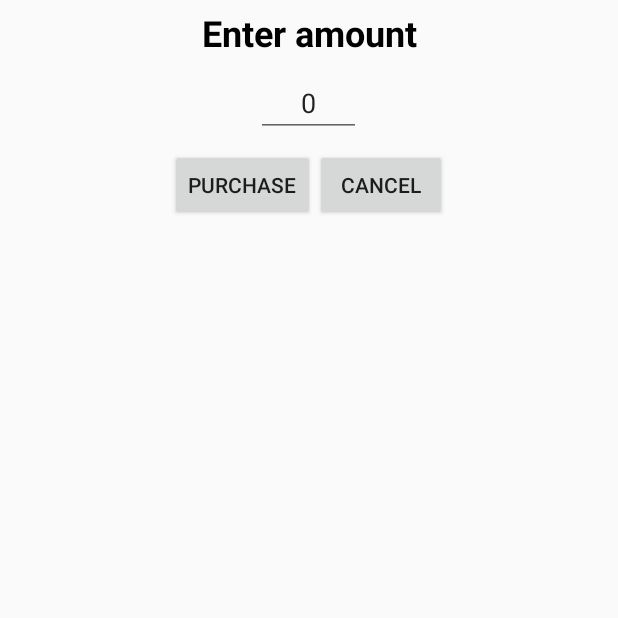
After one commit to TasinIshmam/PrescripXIon2Module, an Android app: the fragment PurchaseDialog shown on its own in the app's theme, on a phone screen of 412 x 824 dp, the top half of it. The commit adds this screen. Run offline under Robolectric (Android 15) with nearby library versions, the phone set to English and light mode, and no system bars.

Commit message:
Added Purchase Fragment and communication interface with calling activity

```diff
--- a/app/src/main/java/com/prescripxion/www/prescripxion2module/CustomFilter.java
+++ b/app/src/main/java/com/prescripxion/www/prescripxion2module/CustomFilter.java
@@ -41,7 +41,7 @@ public class CustomFilter extends Filter{
             {
                 //CHECK
 
-                if(filterList.get(i).toUpperCase().contains(constraint))
+                if(filterList.get(i).toUpperCase().contains(constraint) )
                 {
 
                     //ADD PLAYER TO FILTERED PLAYERS
--- a/app/src/main/java/com/prescripxion/www/prescripxion2module/MainActivity.java
+++ b/app/src/main/java/com/prescripxion/www/prescripxion2module/MainActivity.java
@@ -1,5 +1,6 @@
 package com.prescripxion.www.prescripxion2module;
 
+import android.app.FragmentManager;
 import android.content.Intent;
 import android.content.res.AssetManager;
 import android.os.Bundle;
@@ -28,7 +29,7 @@ import jxl.Workbook;
 
 
 
-public class MainActivity extends AppCompatActivity implements DataTransferInterface {
+public class MainActivity extends AppCompatActivity implements DataTransferInterface, PurchaseDialog.FragmentDataTransferInterface {
 
 
     //CardView Codes:
@@ -95,9 +96,12 @@ public class MainActivity extends AppCompatActivity implements DataTransferInter
             public void onPositionClicked(int position) {
 
 
+                FragmentManager manager = getFragmentManager();
+                PurchaseDialog purchaseDialog = new PurchaseDialog();
 
+                purchaseDialog.show(manager, "TAG");
 
-                Toast.makeText(getApplicationContext(),currentFilteredState.get(position).getName() ,Toast.LENGTH_SHORT).show();
+               // Toast.makeText(getApplicationContext(),currentFilteredState.get(position).getName() ,Toast.LENGTH_SHORT).show();
 
             }
         } );
@@ -265,4 +269,10 @@ public class MainActivity extends AppCompatActivity implements DataTransferInter
     public void setValues(ArrayList<Medicine> dataList) {
         currentFilteredState = dataList;
     }
+
+    @Override
+    public void onPurchaseConfirm(String message) {
+        Toast.makeText(getApplicationContext(),message,Toast.LENGTH_SHORT).show();
+
+    }
 }
--- a/app/src/main/java/com/prescripxion/www/prescripxion2module/NewCustomFilter.java
+++ b/app/src/main/java/com/prescripxion/www/prescripxion2module/NewCustomFilter.java
@@ -31,7 +31,7 @@ public class NewCustomFilter extends Filter{
             for (int i=0;i<filterList.size();i++)
             {
                 //CHECK
-                if(filterList.get(i).getName().toUpperCase().contains(constraint))
+                if(filterList.get(i).getName().toUpperCase().contains(constraint) || filterList.get(i).getDetails().toUpperCase().contains(constraint))
                 {
                     //ADD Medicine TO FILTERED MedicineS
                     filteredMedicines.add(filterList.get(i));
--- /dev/null
+++ b/app/src/main/java/com/prescripxion/www/prescripxion2module/PurchaseDialog.java
@@ -0,0 +1,61 @@
+package com.prescripxion.www.prescripxion2module;
+
+import android.app.DialogFragment;
+import android.os.Bundle;
+import android.support.annotation.Nullable;
+import android.view.LayoutInflater;
+import android.view.View;
+import android.view.ViewGroup;
+import android.widget.Button;
+import android.widget.EditText;
+
+/**
+ * Created by Tasin Ishmam on 12/13/2017.
+ */
+
+public class PurchaseDialog extends DialogFragment implements View.OnClickListener {
+
+
+    Button cancel, confirm;
+    EditText amount;
+
+
+
+    @Override
+    public void onClick(View view) {
+        if(view.getId() == R.id.dialog_cancel_button) {
+            dismiss();
+        }
+        else if(view.getId() == R.id.dialog_confirm_buttom){
+            ((FragmentDataTransferInterface)getActivity()).onPurchaseConfirm( amount.getText().toString());
+            dismiss();
+        }
+    }
+
+
+
+    @Nullable
+    @Override
+    public View onCreateView(LayoutInflater inflater, @Nullable ViewGroup container, Bundle savedInstanceState) {
+        View view = inflater.inflate(R.layout.purchase_dialog, null  );
+
+        cancel = (Button) view.findViewById(R.id.dialog_cancel_button);
+        confirm = (Button) view.findViewById(R.id.dialog_confirm_buttom);
+        amount = (EditText) view.findViewById(R.id.dialog_amount_editText);
+
+
+
+        cancel.setOnClickListener(this);
+        confirm.setOnClickListener(this);
+
+        setCancelable(false);
+
+        return view;
+    }
+
+
+    interface FragmentDataTransferInterface
+    {
+        public void onPurchaseConfirm(String message);
+    }
+}
--- a/app/src/main/res/layout/activity_main.xml
+++ b/app/src/main/res/layout/activity_main.xml
@@ -40,6 +40,10 @@
             android:layout_height="wrap_content"
             android:layout_alignParentStart="true"
             android:layout_below="@+id/my_toolbar"
+            android:elevation="5dp"
+
+
+
 
             android:gravity="center"
             android:orientation="horizontal" />
--- /dev/null
+++ b/app/src/main/res/layout/purchase_dialog.xml
@@ -0,0 +1,73 @@
+<?xml version="1.0" encoding="utf-8"?>
+<android.support.constraint.ConstraintLayout
+    xmlns:android="http://schemas.android.com/apk/res/android"
+    xmlns:app="http://schemas.android.com/apk/res-auto"
+    xmlns:tools="http://schemas.android.com/tools"
+    android:layout_width="match_parent"
+    android:layout_height="match_parent">
+
+    <TextView
+        android:id="@+id/dialog_amount_textView"
+        android:layout_width="wrap_content"
+        android:layout_height="wrap_content"
+        android:layout_margin="5dp"
+        android:layout_marginEnd="8dp"
+        android:layout_marginStart="8dp"
+        android:layout_marginTop="8dp"
+        android:text="Enter amount"
+        android:textAlignment="center"
+
+        android:textColor="#000000"
+        android:textSize="24sp"
+        android:textStyle="bold"
+        app:layout_constraintEnd_toEndOf="parent"
+        app:layout_constraintStart_toStartOf="parent"
+        app:layout_constraintTop_toTopOf="parent" />
+
+    <EditText
+        android:id="@+id/dialog_amount_editText"
+        android:layout_width="70dp"
+        android:layout_height="wrap_content"
+        android:layout_marginEnd="8dp"
+        android:layout_marginStart="8dp"
+        android:layout_marginTop="8dp"
+        android:inputType="number"
+        android:text="0"
+        android:textAlignment="center"
+
+        app:layout_constraintEnd_toEndOf="parent"
+        app:layout_constraintHorizontal_bias="0.498"
+        app:layout_constraintStart_toStartOf="parent"
+        app:layout_constraintTop_toBottomOf="@+id/dialog_amount_textView" />
+
+    <LinearLayout
+        android:id="@+id/fragment_buttons_layout"
+        android:layout_width="match_parent"
+        android:layout_height="wrap_content"
+        android:layout_marginTop="8dp"
+        android:gravity="center"
+        app:layout_constraintTop_toBottomOf="@+id/dialog_amount_editText"
+        tools:layout_editor_absoluteX="0dp">
+
+        <Button
+            android:id="@+id/dialog_confirm_buttom"
+            android:layout_width="wrap_content"
+            android:layout_height="wrap_content"
+
+
+            android:text="PURCHASE"
+            app:layout_constraintEnd_toEndOf="parent"
+            tools:layout_editor_absoluteY="77dp" />
+
+        <Button
+            android:id="@+id/dialog_cancel_button"
+            android:layout_width="wrap_content"
+            android:layout_height="wrap_content"
+
+            android:text="Cancel"
+            tools:layout_editor_absoluteX="108dp"
+            tools:layout_editor_absoluteY="85dp" />
+    </LinearLayout>
+
+
+</android.support.constraint.ConstraintLayout>
```
Also changed, not shown: app/src/main/java/com/prescripxion/www/prescripxion2module/MyMainAdapter.java (line endings or trailing spaces).
